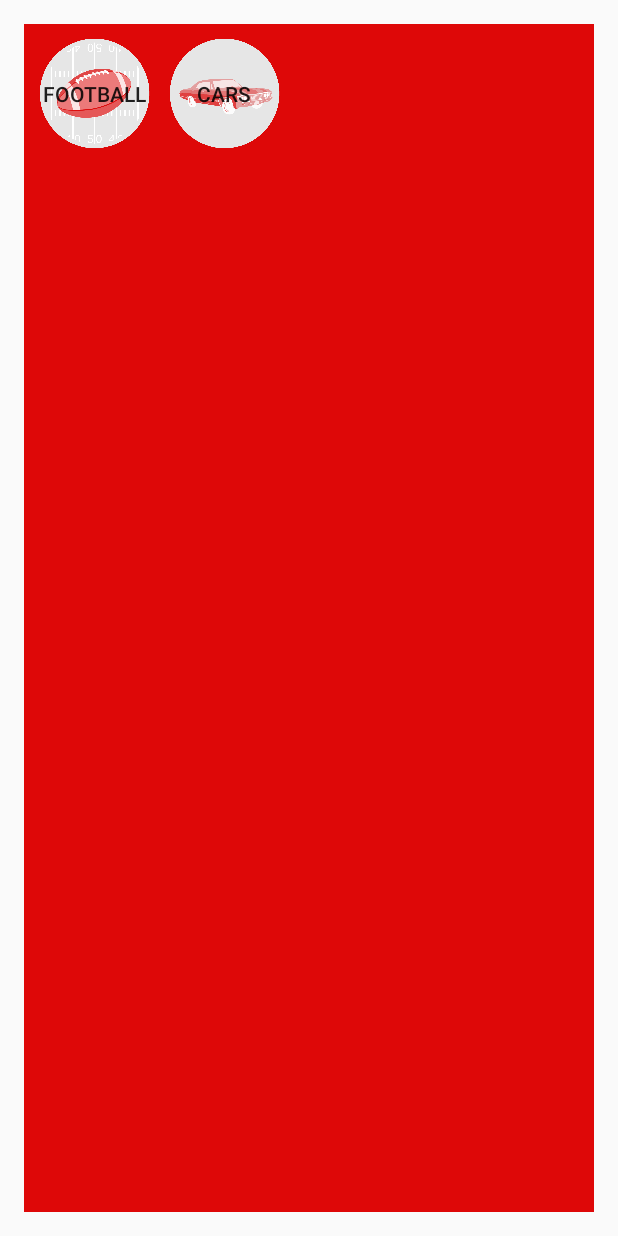
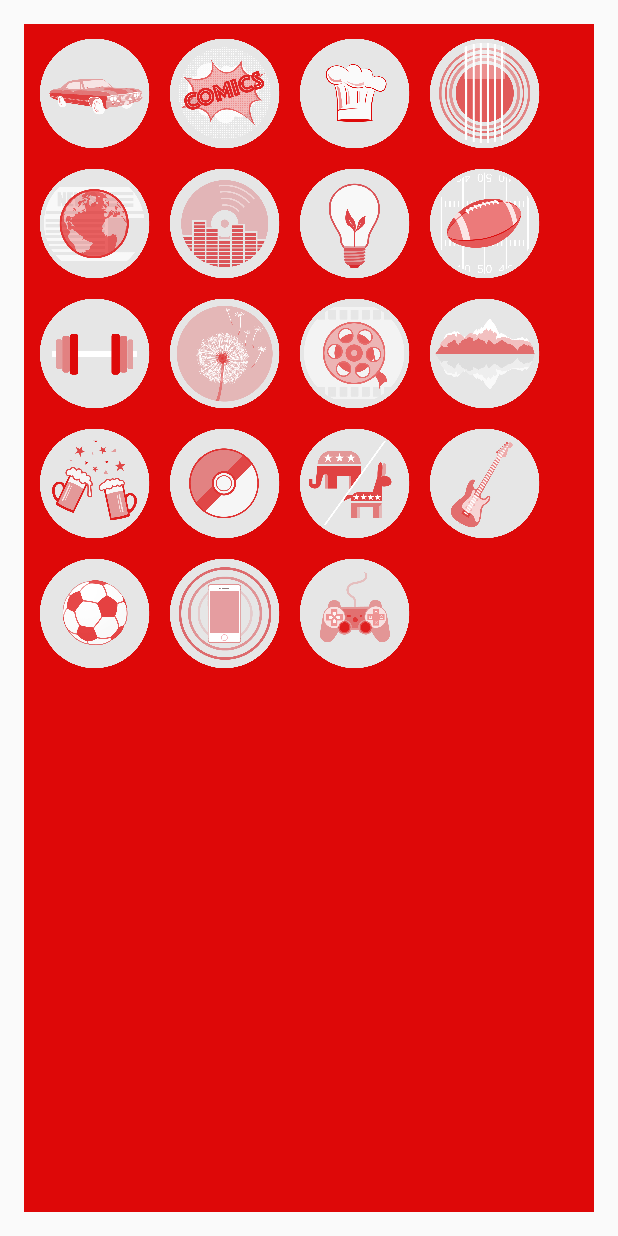
Before and after one commit to lii2/Someonew, an Android app: the ChooseInterests screen opened directly, with no data from a screen before it, on a phone screen of 412 x 824 dp. Run offline under Robolectric (Android 15) with nearby library versions, the light colour scheme and no system bars; our stand-ins replace FlexboxLayout; 1 statement that could not run was skipped.

Commit message:
all kinds of stuff
all kinds of stuff

```diff
--- a/app/src/main/java/com/example/yjlii/someonew/ChooseInterests.java
+++ b/app/src/main/java/com/example/yjlii/someonew/ChooseInterests.java
@@ -1,5 +1,6 @@
 package com.example.yjlii.someonew;
 
+import android.content.Intent;
 import android.media.Image;
 import android.support.v7.app.AppCompatActivity;
 import android.os.Bundle;
@@ -10,7 +11,29 @@ import java.util.ArrayList;
 
 public class ChooseInterests extends AppCompatActivity {
 
-    ArrayList<Integer> userInterests = new ArrayList<>();
+    InterestManager interestManager = new InterestManager();
+    public int[] INTEREST_ARRAY = new int[19];
+    {
+        INTEREST_ARRAY[0] = R.drawable.cars;
+        INTEREST_ARRAY[1] = R.drawable.comics;
+        INTEREST_ARRAY[2] = R.drawable.cooking;
+        INTEREST_ARRAY[3] = R.drawable.country;
+        INTEREST_ARRAY[4] = R.drawable.currentevents;
+        INTEREST_ARRAY[5] = R.drawable.edmdance;
+        INTEREST_ARRAY[6] = R.drawable.entrepreneurship;
+        INTEREST_ARRAY[7] = R.drawable.football;
+        INTEREST_ARRAY[8] = R.drawable.healthfitness;
+        INTEREST_ARRAY[9] = R.drawable.meaningoflife;
+        INTEREST_ARRAY[10] = R.drawable.movies;
+        INTEREST_ARRAY[11] = R.drawable.outdoor;
+        INTEREST_ARRAY[12] = R.drawable.partystories;
+        INTEREST_ARRAY[13] = R.drawable.pokemon;
+        INTEREST_ARRAY[14] = R.drawable.politics;
+        INTEREST_ARRAY[15] = R.drawable.rock;
+        INTEREST_ARRAY[16] = R.drawable.soccer;
+        INTEREST_ARRAY[17] = R.drawable.technology;
+        INTEREST_ARRAY[19] = R.drawable.videogames;
+    }
 
     @Override
     protected void onCreate(Bundle savedInstanceState) {
@@ -19,9 +42,17 @@ public class ChooseInterests extends AppCompatActivity {
         setContentView(R.layout.activity_choose_interests);
     }
 
-    public void onCreate(View view) {
-        ImageView imageView = (ImageView) findViewById(R.id.logoview1);
-        //add to userInterests
+    public void addInterest(View view) {
 
+
+        if (interestManager.getUserInterests().size() >= 5) {
+            goToProfile(view);
+        }
     }
+
+    public void goToProfile(View view){
+        Intent intent = new Intent(this, ProfileActivity.class);
+        startActivity(intent);
+    }
+
 }
--- a/app/src/main/java/com/example/yjlii/someonew/InterestManager.java
+++ b/app/src/main/java/com/example/yjlii/someonew/InterestManager.java
@@ -1,7 +1,11 @@
 package com.example.yjlii.someonew;
 
 
+import android.content.Context;
+import android.content.res.Resources;
+
 import java.util.ArrayList;
+import java.util.HashSet;
 import java.util.List;
 
 /**
@@ -9,36 +13,32 @@ import java.util.List;
  */
 public class InterestManager {
 
-    //use peristent data?
-    private int[] userInterests = new int[5];
-
-    private String[] INTEREST_ARRAY = new String[20];
-    {
-        INTEREST_ARRAY[0] = "1";
-        INTEREST_ARRAY[0] = "2";
-        INTEREST_ARRAY[0] = "3";
-        INTEREST_ARRAY[0] = "4";
-        INTEREST_ARRAY[0] = "5";
-        INTEREST_ARRAY[0] = "6";
-        INTEREST_ARRAY[0] = "7";
-        INTEREST_ARRAY[0] = "8";
-        INTEREST_ARRAY[0] = "9";
-        INTEREST_ARRAY[0] = "10";
-        INTEREST_ARRAY[0] = "11";
-        INTEREST_ARRAY[0] = "12";
-        INTEREST_ARRAY[0] = "13";
-        INTEREST_ARRAY[0] = "14";
-        INTEREST_ARRAY[0] = "15";
-        INTEREST_ARRAY[0] = "16";
-        INTEREST_ARRAY[0] = "17";
-        INTEREST_ARRAY[0] = "18";
-        INTEREST_ARRAY[0] = "19";
-        INTEREST_ARRAY[0] = "20";
-    }
+    public HashSet<Interest> userInterests;
+    Resources resourcesHandler;
 
     public InterestManager() {
 
     }
 
+    public InterestManager(Context context) {
+        resourcesHandler = context.getResources();
+    }
+
+    public void addInterest(int ID) {
+        userInterests.add(new Interest(ID, resourcesHandler.getResourceName(ID)));
+    }
+
+    public void removeInterest(int ID) {
+        userInterests.remove(new Interest(ID, resourcesHandler.getResourceName(ID)));
+    }
+
+
+    public HashSet<Interest> getUserInterests() {
+        return userInterests;
+    }
+
+    public void setUserInterests(HashSet<Interest> userInterests) {
+        this.userInterests = userInterests;
+    }
 
 }
--- a/app/src/main/java/com/example/yjlii/someonew/MainActivity.java
+++ b/app/src/main/java/com/example/yjlii/someonew/MainActivity.java
@@ -11,6 +11,7 @@ import com.facebook.CallbackManager;
 import com.facebook.FacebookCallback;
 import com.facebook.FacebookException;
 import com.facebook.FacebookSdk;
+import com.facebook.Profile;
 import com.facebook.appevents.AppEventsLogger;
 import com.facebook.login.LoginManager;
 import com.facebook.login.LoginResult;
@@ -56,6 +57,10 @@ public class MainActivity extends AppCompatActivity {
 
 
         setContentView(R.layout.activity_main);
+
+        if (Profile.getCurrentProfile() != null) {
+            goToProfile(loginButton);
+        }
     }
 
     @Override
--- a/app/src/main/java/com/example/yjlii/someonew/ProfileActivity.java
+++ b/app/src/main/java/com/example/yjlii/someonew/ProfileActivity.java
@@ -1,10 +1,6 @@
 package com.example.yjlii.someonew;
 
 import android.content.Intent;
-import android.graphics.Bitmap;
-import android.graphics.BitmapFactory;
-import android.net.Uri;
-import android.provider.MediaStore;
 import android.support.v7.app.AppCompatActivity;
 import android.os.Bundle;
 import android.view.View;
@@ -14,10 +10,10 @@ import android.widget.TextView;
 import com.bumptech.glide.Glide;
 import com.facebook.Profile;
 
-import java.net.URI;
-import java.net.URL;
 
 public class ProfileActivity extends AppCompatActivity {
+
+    InterestManager interestManager;
 
     @Override
     protected void onCreate(Bundle savedInstanceState) {
@@ -32,8 +28,6 @@ public class ProfileActivity extends AppCompatActivity {
 
             ImageView ProfilePic = (ImageView) findViewById(R.id.profileView);
 
-
-
             FBname.setText(currentUser.getFirstName() + " " + currentUser.getLastName());
 
             // SetImageURI is used for content URIs that's specific to the Android operating system.
@@ -44,8 +38,9 @@ public class ProfileActivity extends AppCompatActivity {
             System.err.println("NullPointerException: " + e.getMessage());
         }
 
+        interestManager = new InterestManager(this);
+
         setInterestBar(R.drawable.football, R.drawable.football, R.drawable.football, R.drawable.football, R.drawable.football);
-
 
     }
 
--- a/app/src/main/res/layout/activity_choose_interests.xml
+++ b/app/src/main/res/layout/activity_choose_interests.xml
@@ -25,28 +25,176 @@
         android:padding="3dip"
         >
 
-        <ToggleButton
-            android:id="@+id/interestview1"
+        <Button
+            android:id="@+id/cars"
+            android:layout_width="80dip"
+            android:layout_height="80dip"
+            app:layout_flexBasisPercent="45%"
+            android:layout_margin="3dip"
+            android:background="@drawable/cars"
+            />
+
+        <Button
+            android:id="@+id/comics"
+            android:layout_width="80dip"
+            android:layout_height="80dip"
+            app:layout_flexBasisPercent="45%"
+            android:layout_margin="3dip"
+            android:background="@drawable/comics"
+            />
+
+        <Button
+            android:id="@+id/cooking"
+            android:layout_width="80dip"
+            android:layout_height="80dip"
+            app:layout_flexBasisPercent="45%"
+            android:layout_margin="3dip"
+            android:background="@drawable/cooking"
+            />
+
+        <Button
+            android:id="@+id/country"
+            android:layout_width="80dip"
+            android:layout_height="80dip"
+            app:layout_flexBasisPercent="45%"
+            android:layout_margin="3dip"
+            android:background="@drawable/country"
+            />
+
+        <Button
+            android:id="@+id/currentevents"
+            android:layout_width="80dip"
+            android:layout_height="80dip"
+            app:layout_flexBasisPercent="45%"
+            android:layout_margin="3dip"
+            android:background="@drawable/currentevents"
+            />
+
+        <Button
+            android:id="@+id/edmdance"
+            android:layout_width="80dip"
+            android:layout_height="80dip"
+            app:layout_flexBasisPercent="45%"
+            android:layout_margin="3dip"
+            android:background="@drawable/edmdance"
+            />
+
+        <Button
+            android:id="@+id/entrepreneurship"
+            android:layout_width="80dip"
+            android:layout_height="80dip"
+            app:layout_flexBasisPercent="45%"
+            android:layout_margin="3dip"
+            android:background="@drawable/entrepreneurship"
+            />
+
+        <Button
+            android:id="@+id/football"
             android:layout_width="80dip"
             android:layout_height="80dip"
             app:layout_flexBasisPercent="45%"
             android:layout_margin="3dip"
             android:background="@drawable/football"
-            android:textOff="Football"
-            android:textOn="Football Picked"
             />
 
-        <ToggleButton
-            android:id="@+id/interestview2"
+        <Button
+            android:id="@+id/healthfitness"
             android:layout_width="80dip"
             android:layout_height="80dip"
             app:layout_flexBasisPercent="45%"
             android:layout_margin="3dip"
-            android:background="@drawable/cars"
-            android:textOff="Cars"
-            android:textOn="Cars Picked"
+            android:background="@drawable/healthfitness"
             />
 
+        <Button
+            android:id="@+id/meaningoflife"
+            android:layout_width="80dip"
+            android:layout_height="80dip"
+            app:layout_flexBasisPercent="45%"
+            android:layout_margin="3dip"
+            android:background="@drawable/meaningoflife"
+            />
+
+        <Button
+            android:id="@+id/movies"
+            android:layout_width="80dip"
+            android:layout_height="80dip"
+            app:layout_flexBasisPercent="45%"
+            android:layout_margin="3dip"
+            android:background="@drawable/movies"
+            />
+
+        <Button
+            android:id="@+id/interestbutton12"
+            android:layout_width="80dip"
+            android:layout_height="80dip"
+            app:layout_flexBasisPercent="45%"
+            android:layout_margin="3dip"
+            android:background="@drawable/outdoor"
+            />
+
+        <Button
+            android:id="@+id/interestbutton13"
+            android:layout_width="80dip"
+            android:layout_height="80dip"
+            app:layout_flexBasisPercent="45%"
+            android:layout_margin="3dip"
+            android:background="@drawable/partystories"
+            />
+
+        <Button
+            android:id="@+id/interestbutton14"
+            android:layout_width="80dip"
+            android:layout_height="80dip"
+            app:layout_flexBasisPercent="45%"
+            android:layout_margin="3dip"
+            android:background="@drawable/pokemon"
+            />
+
+        <Button
+            android:id="@+id/interestbutton15"
+            android:layout_width="80dip"
+            android:layout_height="80dip"
+            app:layout_flexBasisPercent="45%"
+            android:layout_margin="3dip"
+            android:background="@drawable/politics"
+            />
+
+        <Button
+            android:id="@+id/rock"
+            android:layout_width="80dip"
+            android:layout_height="80dip"
+            app:layout_flexBasisPercent="45%"
+            android:layout_margin="3dip"
+            android:background="@drawable/rock"
+            />
+
+        <Button
+            android:id="@+id/soccer"
+            android:layout_width="80dip"
+            android:layout_height="80dip"
+            app:layout_flexBasisPercent="45%"
+            android:layout_margin="3dip"
+            android:background="@drawable/soccer"
+            />
+
+        <Button
+            android:id="@+id/technology"
+            android:layout_width="80dip"
+            android:layout_height="80dip"
+            app:layout_flexBasisPercent="45%"
+            android:layout_margin="3dip"
+            android:background="@drawable/technology"
+            />
+
+        <Button
+            android:id="@+id/videogames"
+            android:layout_width="80dip"
+            android:layout_height="80dip"
+            app:layout_flexBasisPercent="45%"
+            android:layout_margin="3dip"
+            android:background="@drawable/videogames"
+            />
 
     </com.google.android.flexbox.FlexboxLayout>
 
--- a/app/src/main/res/layout/activity_main.xml
+++ b/app/src/main/res/layout/activity_main.xml
@@ -36,7 +36,6 @@
         android:layout_below="@+id/imageView2"
         android:layout_centerHorizontal="true"
         android:textColor="@color/white"/>
-
 
     <com.facebook.login.widget.LoginButton
         android:id="@+id/login_button"
--- a/app/src/main/res/layout/activity_profile.xml
+++ b/app/src/main/res/layout/activity_profile.xml
@@ -97,5 +97,14 @@
         android:layout_alignParentStart="true"
         android:layout_marginLeft="10dip"/>
 
+    <com.facebook.login.widget.LoginButton
+        android:id="@+id/login_button"
+        android:layout_width="wrap_content"
+        android:layout_height="wrap_content"
+        android:layout_gravity="center_horizontal"
+        android:text="connect_with_facebook"
+        android:layout_alignParentBottom="true"
+        android:layout_alignLeft="@+id/profileView"
+        android:layout_alignStart="@+id/profileView" />
 
 </RelativeLayout>
```
Also changed, not shown: 3 other files.
